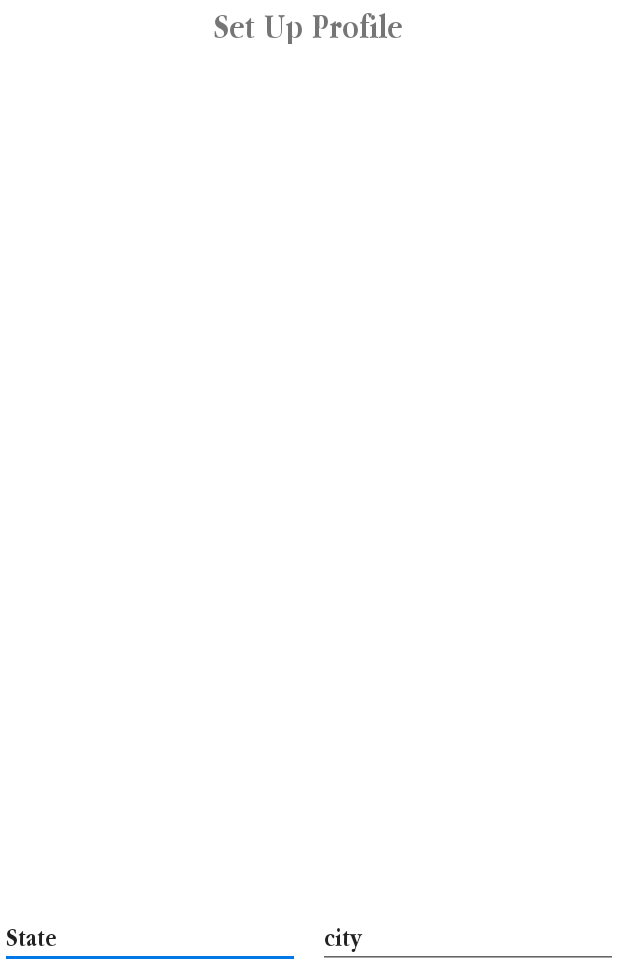
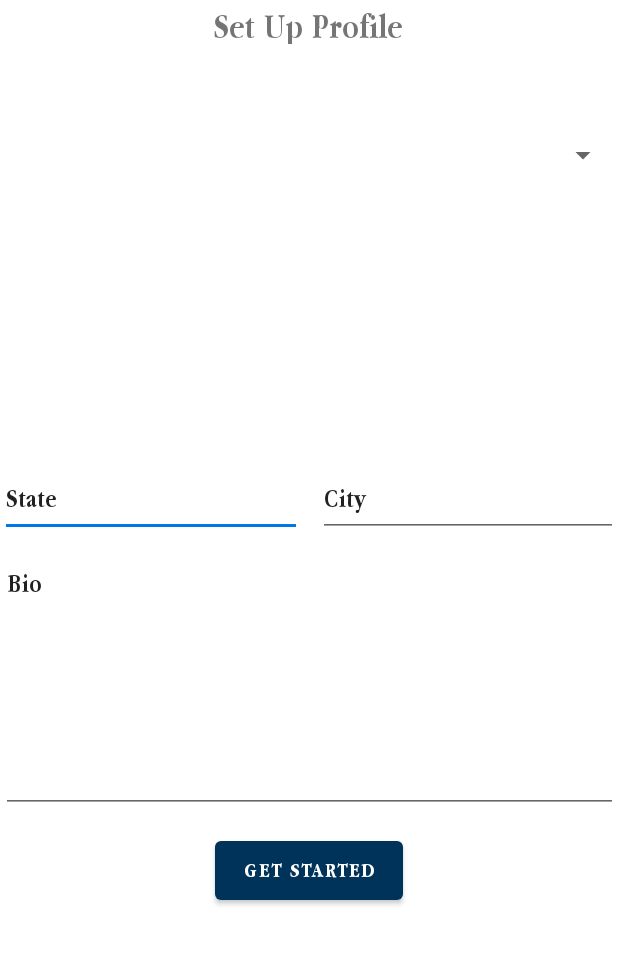
Before and after one commit to sutanto5/RunBuddies, an Android app: the ProfileCreator screen opened directly, with no data from a screen before it, on a phone screen of 412 x 824 dp, the part 267-1236 px from its top. Run offline under Robolectric (Android 15) with nearby library versions, the phone set to English and light mode, and no system bars.

Commit message:
finished profile creator

```diff
--- a/app/src/main/res/layout/activity_profile_creator.xml
+++ b/app/src/main/res/layout/activity_profile_creator.xml
@@ -32,25 +32,63 @@
         app:layout_constraintTop_toBottomOf="@+id/logo" />
 
     <EditText
+        android:id="@+id/stateEditText"
         style="@style/EditText"
-        android:id="@+id/editTextTextPersonName2"
-        android:layout_width="wrap_content"
-        android:layout_height="wrap_content"
+        android:layout_width="201dp"
+        android:layout_height="50dp"
+        android:layout_marginBottom="288dp"
         android:ems="10"
         android:inputType="textPersonName"
         android:text="State"
         app:layout_constraintBottom_toBottomOf="parent"
+        app:layout_constraintEnd_toStartOf="@+id/cityEditText"
+        app:layout_constraintHorizontal_bias="0.0"
         app:layout_constraintStart_toStartOf="parent" />
 
     <EditText
-        android:id="@+id/editTextTextPersonName3"
-        android:layout_width="wrap_content"
-        android:layout_height="wrap_content"
+        android:id="@+id/cityEditText"
+        android:layout_width="200dp"
+        android:layout_height="50dp"
+        android:layout_marginBottom="288dp"
         android:ems="10"
         android:inputType="textPersonName"
-        android:text="city"
+        android:text="City"
         app:layout_constraintBottom_toBottomOf="parent"
         app:layout_constraintEnd_toEndOf="parent" />
 
+    <Spinner
+        android:id="@+id/levelSpinner"
+        android:layout_width="416dp"
+        android:layout_height="51dp"
+        android:layout_marginTop="200dp"
+        app:layout_constraintEnd_toEndOf="parent"
+        app:layout_constraintTop_toTopOf="parent" />
+
+    <EditText
+        android:id="@+id/bioEditText"
+        android:layout_width="411dp"
+        android:layout_height="173dp"
+        android:layout_marginStart="4dp"
+        android:layout_marginBottom="104dp"
+        android:ems="10"
+        android:gravity="top|left"
+        android:inputType="textPersonName"
+        android:text="Bio"
+        app:layout_constraintBottom_toBottomOf="parent"
+        app:layout_constraintEnd_toEndOf="parent"
+        app:layout_constraintHorizontal_bias="1.0"
+        app:layout_constraintStart_toStartOf="parent" />
+
+    <Button
+        android:id="@+id/getStartedButton"
+        android:layout_width="125dp"
+        android:layout_height="51dp"
+        android:layout_marginBottom="40dp"
+        android:text="Get Started"
+        app:layout_constraintBottom_toBottomOf="parent"
+        app:layout_constraintEnd_toEndOf="parent"
+        app:layout_constraintHorizontal_bias="0.5"
+        app:layout_constraintStart_toStartOf="parent" />
+
 
 </androidx.constraintlayout.widget.ConstraintLayout>
```
